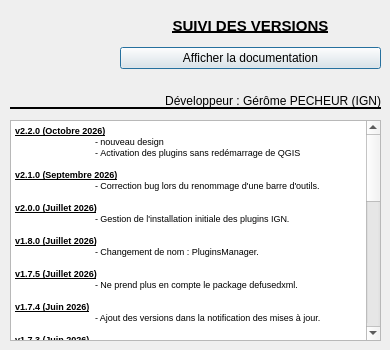
First picture: the form in ui/aproposde.ui, repository IGNF/PluginsManager-qgis-plugin, before the edit.
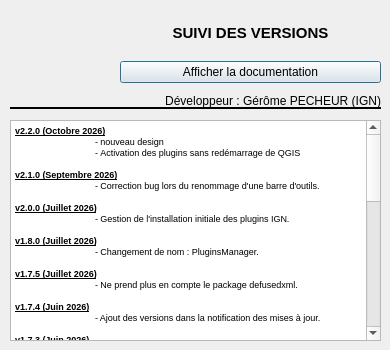
Second picture: the form after the edit. Icons and pictures are not drawn.

Commit message: modif police dans aproposde

The edit to the form file:
```diff
--- a/ui/aproposde.ui
+++ b/ui/aproposde.ui
@@ -164,7 +164,7 @@
      <x>120</x>
      <y>10</y>
      <width>261</width>
-     <height>59</height>
+     <height>73</height>
     </rect>
    </property>
    <layout class="QVBoxLayout" name="verticalLayout">
@@ -175,7 +175,6 @@
         <pointsize>11</pointsize>
         <weight>75</weight>
         <bold>true</bold>
-        <underline>true</underline>
        </font>
       </property>
       <property name="text">
```
Left out of the diff: 2 changed lines with no effect on the pictures. The commit also changes 1 other file.
